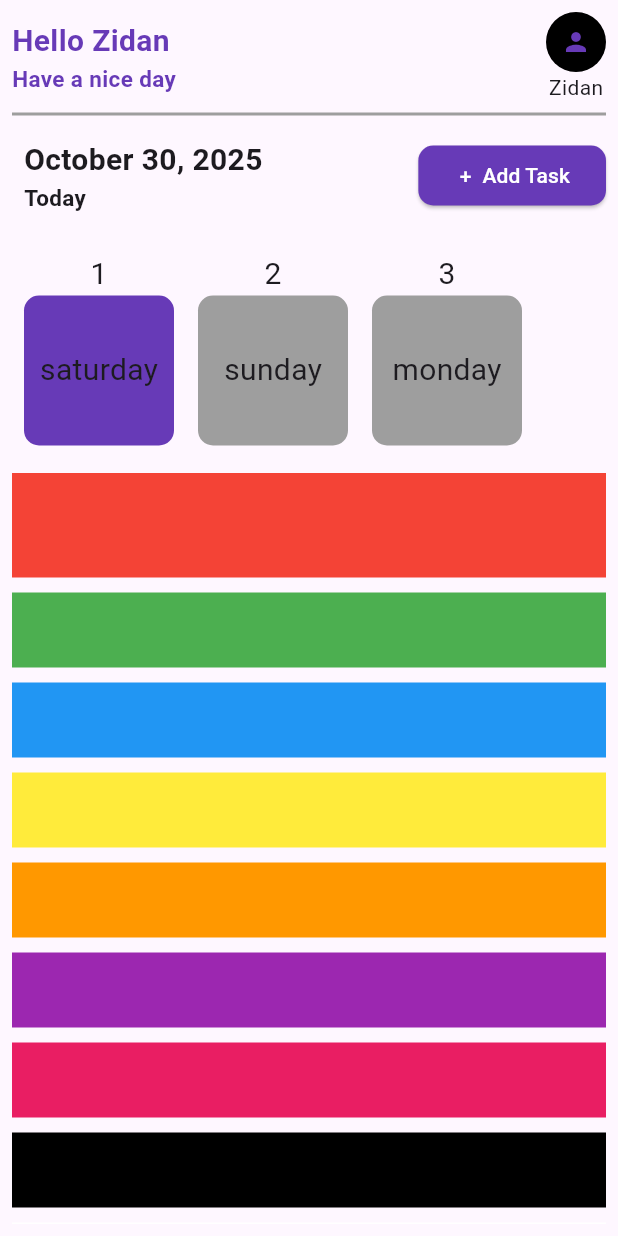
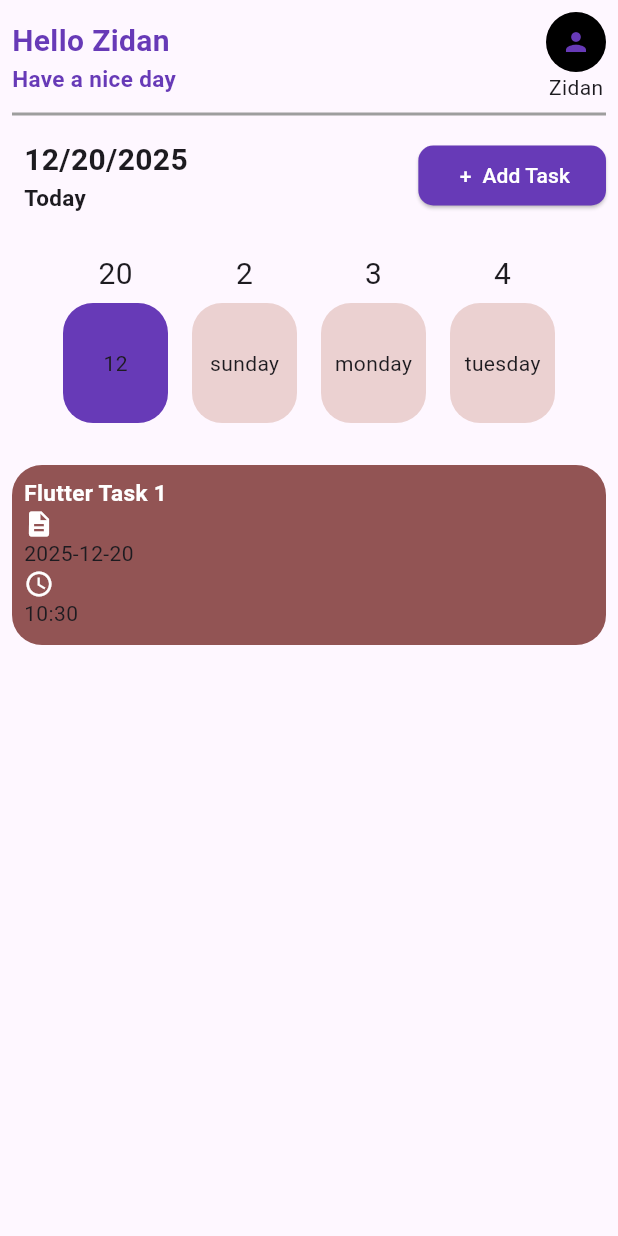
Before and after one commit to muhamedxzidan/Taskaty_App, a Flutter app: the TasksScreen screen opened directly, on a phone screen of 412 x 824 dp. Run offline on Flutter 3.47's test engine with Material 3 defaults, Android fonts, the phone set to English and light mode, and no system bars; our stand-ins replace image_picker, lottie; project files that could hold a hidden picture were left out.

Commit message:
finsh home screen

```diff
--- a/lib/screens/tasks_screen.dart
+++ b/lib/screens/tasks_screen.dart
@@ -2,6 +2,7 @@ import 'package:flutter/material.dart';
 import 'package:taskaty_app/widgets/avatar_widget.dart';
 import 'package:taskaty_app/widgets/butoom_widgets.dart';
 import 'package:taskaty_app/widgets/days_contener_widget.dart';
+import 'package:taskaty_app/widgets/task_contener.dart';
 
 // ignore: must_be_immutable
 class TasksScreen extends StatefulWidget {
@@ -17,6 +18,7 @@ class _TasksScreenState extends State<TasksScreen> {
 
   @override
   Widget build(BuildContext context) {
+    DateTime now = DateTime.now();
     return SafeArea(
       child: Scaffold(
         body: Padding(
@@ -73,19 +75,19 @@ class _TasksScreenState extends State<TasksScreen> {
               const Divider(thickness: 2, color: Colors.grey),
               Row(
                 children: [
-                  const Padding(
-                    padding: EdgeInsets.all(8.0),
+                  Padding(
+                    padding: const EdgeInsets.all(8.0),
                     child: Column(
                       crossAxisAlignment: CrossAxisAlignment.start,
                       children: [
                         Text(
-                          "October 30, 2025",
-                          style: TextStyle(
+                          "${now.month}/${now.day}/${now.year}",
+                          style: const TextStyle(
                             fontSize: 20,
                             fontWeight: FontWeight.bold,
                           ),
                         ),
-                        Text(
+                        const Text(
                           "Today",
                           style: TextStyle(
                             fontSize: 15,
@@ -105,7 +107,9 @@ class _TasksScreenState extends State<TasksScreen> {
               ),
               const SizedBox(height: 10),
 
-              Row(
+              SingleChildScrollView(
+                scrollDirection: Axis.horizontal,
+                child: Row(
                   children: [
                     InkWell(
                       onTap: () {
@@ -114,11 +118,9 @@ class _TasksScreenState extends State<TasksScreen> {
                         });
                       },
                       child: DaysContenerWidget(
-                      days: "saturday",
-                      number: "1",
-                      color: selectedDay == "saturday"
-                          ? Colors.deepPurple
-                          : Colors.grey,
+                        days: "${now.month}",
+                        number: "${now.day}",
+                        color: Colors.deepPurple,
                         isActive: selectedDay == "saturday",
                       ),
                     ),
@@ -131,9 +133,7 @@ class _TasksScreenState extends State<TasksScreen> {
                       child: DaysContenerWidget(
                         days: "sunday",
                         number: "2",
-                      color: selectedDay == "sunday"
-                          ? Colors.deepPurple
-                          : Colors.grey,
+                        color: Colors.deepPurple,
                         isActive: selectedDay == "sunday",
                       ),
                     ),
@@ -146,36 +146,38 @@ class _TasksScreenState extends State<TasksScreen> {
                       child: DaysContenerWidget(
                         days: "monday",
                         number: "3",
-                      color: selectedDay == "monday"
-                          ? Colors.deepPurple
-                          : Colors.grey,
+                        color: Colors.deepPurple,
                         isActive: selectedDay == "monday",
                       ),
                     ),
+                    InkWell(
+                      onTap: () {
+                        setState(() {
+                          selectedDay = "tuesday";
+                        });
+                      },
+                      child: DaysContenerWidget(
+                        days: "tuesday",
+                        number: "4",
+                        color: Colors.deepPurple,
+                        isActive: selectedDay == "tuesday",
+                      ),
+                    ),
                   ],
+                ),
               ),
               const SizedBox(height: 10),
               Expanded(
                 child: ListView(
                   scrollDirection: Axis.vertical,
                   children: [
-                    Container(height: 70, width: 50, color: Colors.red),
                     const SizedBox(height: 10),
-                    Container(height: 50, width: 50, color: Colors.green),
-                    const SizedBox(height: 10),
-                    Container(height: 50, width: 50, color: Colors.blue),
-                    const SizedBox(height: 10),
-                    Container(height: 50, width: 50, color: Colors.yellow),
-                    const SizedBox(height: 10),
-                    Container(height: 50, width: 50, color: Colors.orange),
-                    const SizedBox(height: 10),
-                    Container(height: 50, width: 50, color: Colors.purple),
-                    const SizedBox(height: 10),
-                    Container(height: 50, width: 50, color: Colors.pink),
-                    const SizedBox(height: 10),
-                    Container(height: 50, width: 50, color: Colors.black),
-                    const SizedBox(height: 10),
-                    Container(height: 50, width: 50, color: Colors.white),
+                    TaskContener(
+                      title: "Flutter Task 1",
+                      time: "${now.hour.toString()}:${now.minute.toString()}",
+                      date: "2025-12-20",
+                      description: "Flutter Task 1",
+                    ),
                   ],
                 ),
               ),
--- a/lib/widgets/days_contener_widget.dart
+++ b/lib/widgets/days_contener_widget.dart
@@ -10,30 +10,29 @@ class DaysContenerWidget extends StatelessWidget {
   });
   final String days;
   final String number;
-  final MaterialColor color;
+  final Color color;
   final bool isActive;
 
   @override
   Widget build(BuildContext context) {
     return Padding(
       padding: const EdgeInsets.all(8.0),
-      child: Row(
-        children: [
-          Column(
+      child: Column(
         children: [
           Text(number, style: const TextStyle(fontSize: 20)),
+          const SizedBox(height: 5), // إضافة مسافة بسيطة بين الرقم واليوم
           Container(
             decoration: BoxDecoration(
-                  borderRadius: BorderRadius.circular(10),
-                  color: isActive ? color : Colors.grey,
+              borderRadius: BorderRadius.circular(20),
+              color: isActive
+                  ? color
+                  : const Color.fromARGB(255, 235, 209, 209),
             ),
-                height: 100,
-                width: 100,
+            height: 80, // تقليل الارتفاع ليناسب التصميم
+            width: 70, // تحديد عرض ثابت بدلاً من double.infinity
             child: Center(
-                  child: Text(days, style: const TextStyle(fontSize: 20)),
+              child: Text(days, style: const TextStyle(fontSize: 14)),
             ),
-              ),
-            ],
           ),
         ],
       ),
--- /dev/null
+++ b/lib/widgets/task_contener.dart
@@ -0,0 +1,49 @@
+import 'package:flutter/material.dart';
+
+class TaskContener extends StatelessWidget {
+  final String title;
+  final String description;
+  final String date;
+  final String time;
+  const TaskContener({
+    required this.title,
+    required this.description,
+    required this.date,
+    required this.time,
+    super.key,
+  });
+
+  @override
+  Widget build(BuildContext context) {
+    return Container(
+      height: 120,
+      width: double.infinity,
+      decoration: BoxDecoration(
+        borderRadius: BorderRadius.circular(20),
+        color: const Color.fromARGB(255, 146, 84, 84),
+      ),
+      child: Padding(
+        padding: const EdgeInsets.all(8.0),
+        child: Column(
+          crossAxisAlignment: CrossAxisAlignment.start,
+          children: [
+            Text(
+              title,
+              style: const TextStyle(
+                color: Colors.white,
+                fontSize: 15,
+                fontWeight: FontWeight.bold,
+              ),
+            ),
+
+            const Icon(Icons.description, color: Colors.white, size: 20),
+
+            Text(date),
+            const Icon(Icons.access_time, color: Colors.white, size: 20),
+            Text(time),
+          ],
+        ),
+      ),
+    );
+  }
+}
--- a/pubspec.yaml
+++ b/pubspec.yaml
@@ -36,6 +36,7 @@ dependencies:
   cupertino_icons: ^1.0.8
   lottie: ^3.3.2
   image_picker: ^1.2.1
+  intl: ^0.20.2
 
 dev_dependencies:
   flutter_test:
```
Also changed, not shown: pubspec.lock. Lines whose indentation alone changed are shown as unchanged.
